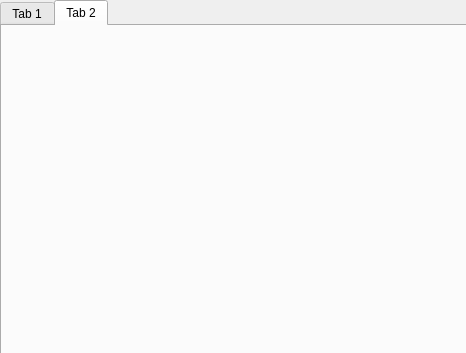
This is MainWindow.ui in Tibo-Mouss/Sport_Coach as Qt 5 draws it before an edit. The edited form follows.
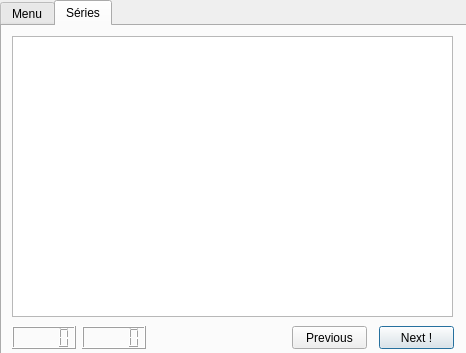
This is the edited form. The open tabs and pages were chosen to show the change.

Commit message: Ajout du bouton previous, d'un timer

```diff
--- a/MainWindow.ui
+++ b/MainWindow.ui
@@ -27,36 +27,13 @@
    </property>
    <widget class="QWidget" name="tab">
     <attribute name="title">
-     <string>Tab 1</string>
+     <string>Menu</string>
     </attribute>
-    <widget class="QPushButton" name="B_NextSerie">
-     <property name="enabled">
-      <bool>true</bool>
-     </property>
-     <property name="geometry">
-      <rect>
-       <x>380</x>
-       <y>300</y>
-       <width>75</width>
-       <height>23</height>
-      </rect>
-     </property>
-     <property name="text">
-      <string>Next !</string>
-     </property>
-     <property name="checkable">
-      <bool>false</bool>
-     </property>
-     <property name="autoDefault">
-      <bool>true</bool>
-     </property>
-     <property name="default">
-      <bool>false</bool>
-     </property>
-     <property name="flat">
-      <bool>false</bool>
-     </property>
-    </widget>
+   </widget>
+   <widget class="QWidget" name="tab_2">
+    <attribute name="title">
+     <string>Séries</string>
+    </attribute>
     <widget class="QTextBrowser" name="textDisplaySeries">
      <property name="geometry">
       <rect>
@@ -74,14 +51,70 @@
 &lt;html&gt;&lt;head&gt;&lt;meta name=&quot;qrichtext&quot; content=&quot;1&quot; /&gt;&lt;style type=&quot;text/css&quot;&gt;
 p, li { white-space: pre-wrap; }
 &lt;/style&gt;&lt;/head&gt;&lt;body style=&quot; font-family:'MS Shell Dlg 2'; font-size:8.25pt; font-weight:400; font-style:normal;&quot;&gt;
-&lt;p align=&quot;center&quot; style=&quot; margin-top:0px; margin-bottom:0px; margin-left:0px; margin-right:0px; -qt-block-indent:0; text-indent:0px;&quot;&gt;test&lt;/p&gt;&lt;/body&gt;&lt;/html&gt;</string>
+&lt;p align=&quot;center&quot; style=&quot;-qt-paragraph-type:empty; margin-top:0px; margin-bottom:0px; margin-left:0px; margin-right:0px; -qt-block-indent:0; text-indent:0px;&quot;&gt;&lt;br /&gt;&lt;/p&gt;&lt;/body&gt;&lt;/html&gt;</string>
      </property>
     </widget>
-   </widget>
-   <widget class="QWidget" name="tab_2">
-    <attribute name="title">
-     <string>Tab 2</string>
-    </attribute>
+    <widget class="QPushButton" name="B_NextSerie">
+     <property name="enabled">
+      <bool>true</bool>
+     </property>
+     <property name="geometry">
+      <rect>
+       <x>377</x>
+       <y>300</y>
+       <width>75</width>
+       <height>23</height>
+      </rect>
+     </property>
+     <property name="text">
+      <string>Next !</string>
+     </property>
+     <property name="checkable">
+      <bool>false</bool>
+     </property>
+     <property name="autoDefault">
+      <bool>true</bool>
+     </property>
+     <property name="default">
+      <bool>false</bool>
+     </property>
+     <property name="flat">
+      <bool>false</bool>
+     </property>
+    </widget>
+    <widget class="QPushButton" name="B_PreviousSerie">
+     <property name="geometry">
+      <rect>
+       <x>290</x>
+       <y>300</y>
+       <width>75</width>
+       <height>23</height>
+      </rect>
+     </property>
+     <property name="text">
+      <string>Previous</string>
+     </property>
+    </widget>
+    <widget class="QLCDNumber" name="LCD_Minutes">
+     <property name="geometry">
+      <rect>
+       <x>10</x>
+       <y>300</y>
+       <width>64</width>
+       <height>23</height>
+      </rect>
+     </property>
+    </widget>
+    <widget class="QLCDNumber" name="LCD_Secondes">
+     <property name="geometry">
+      <rect>
+       <x>80</x>
+       <y>300</y>
+       <width>64</width>
+       <height>23</height>
+      </rect>
+     </property>
+    </widget>
    </widget>
   </widget>
  </widget>
```
The commit also changes 4 other files.
